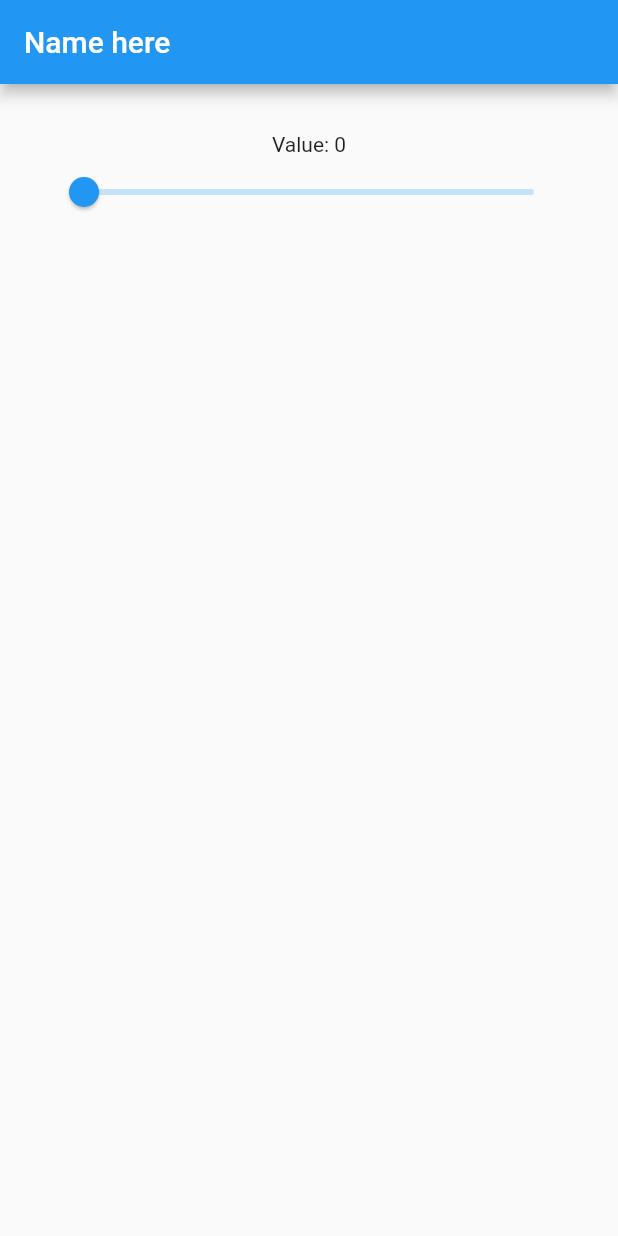
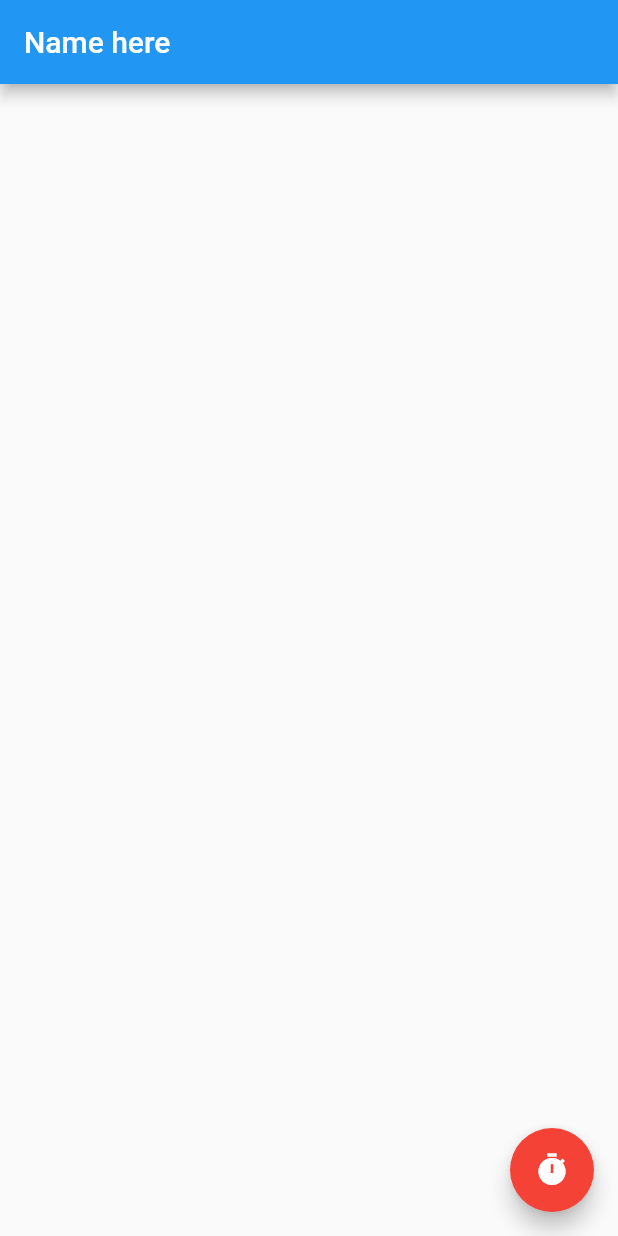
Before and after one commit to alaminsheikh01/Flutter_upto_date, a Flutter app: the screen it shows after launch, on a phone screen of 412 x 824 dp. Run offline on Flutter 3.47's test engine with Material 2 defaults, Android fonts, the light colour scheme and no system bars.

Commit message:
Floating button in the bottom

```diff
--- a/lib/main.dart
+++ b/lib/main.dart
@@ -1,4 +1,5 @@
 import 'package:flutter/material.dart';
+import 'dart:async';
 
 void main() {
   runApp(MaterialApp(
@@ -12,8 +13,8 @@ class MyApp extends StatefulWidget {
 }
 
 class _State extends State<MyApp> {
-  double _value = 0.0;
-  void _setValue(double value) => setState(() => _value = value);
+  String _value = '';
+  void _onClicked() => setState(() => _value = DateTime.now().toString());
 
   @override
   Widget build(BuildContext context) {
@@ -21,12 +22,17 @@ class _State extends State<MyApp> {
       appBar: AppBar(
         title: Text('Name here'),
       ),
+      floatingActionButton: FloatingActionButton(
+        onPressed: _onClicked,
+        backgroundColor: Colors.red,
+        mini: false,
+        child: Icon(Icons.timer),
+      ),
       body: Container(
         padding: EdgeInsets.all(32.0),
         child: Column(
           children: <Widget>[
-            Text('Value: ${(_value * 100).round()}'),
-            Slider(value: _value, onChanged: _setValue)
+            Text(_value),
           ],
         ),
       ),
```
